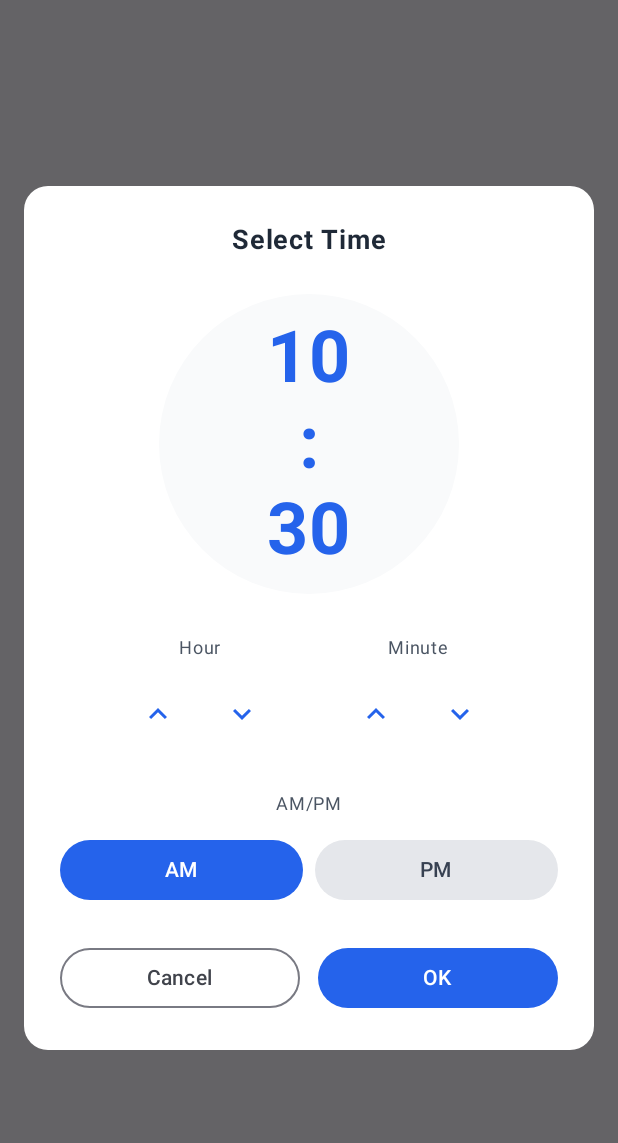
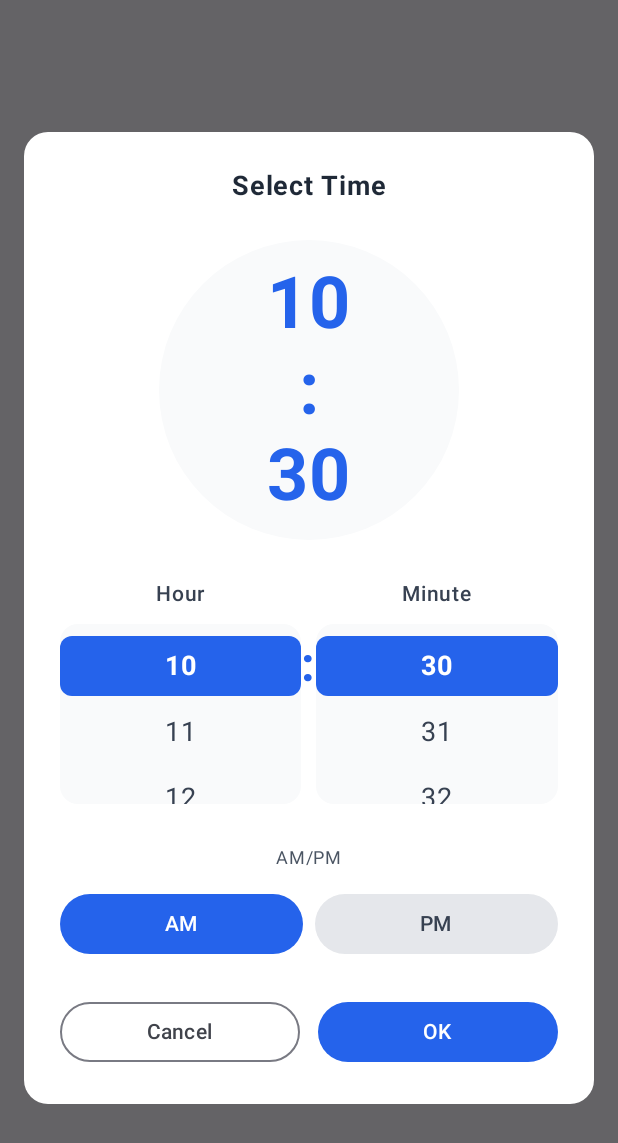
Before and after one commit to wahidsuman/Pill-, an Android app built with Jetpack Compose: the composable NativeTimePickerDialog shown on its own in the app's theme, on a phone screen of 412 x 824 dp. Shown: the top 1143 px of the screen. Run offline under Robolectric (Android 15) with nearby library versions, the phone set to English and light mode, and no system bars.

Commit message:
Implement scrollable hour and minute selectors in time picker
- Replace arrow button controls with scrollable selectors
- Add ScrollableTimeSelector component with LazyColumn
- Hour selector shows 1-12 with proper 12-hour format
- Minute selector shows 00-59 with zero padding
- Selected items highlighted with blue background and white text
- Smooth scrolling animation to selected item on load
- Improved user experience with native-like scrolling interface
- Maintain round clock display with scrollable controls below

```diff
--- a/app/src/main/java/com/pilltracker/app/ui/components/AddPillModal.kt
+++ b/app/src/main/java/com/pilltracker/app/ui/components/AddPillModal.kt
@@ -4,6 +4,9 @@ import androidx.compose.foundation.BorderStroke
 import androidx.compose.foundation.background
 import androidx.compose.foundation.clickable
 import androidx.compose.foundation.layout.*
+import androidx.compose.foundation.lazy.LazyColumn
+import androidx.compose.foundation.lazy.items
+import androidx.compose.foundation.lazy.rememberLazyListState
 import androidx.compose.foundation.rememberScrollState
 import androidx.compose.foundation.shape.CircleShape
 import androidx.compose.foundation.shape.RoundedCornerShape
@@ -404,93 +407,65 @@ fun NativeTimePickerDialog(
 
                 Spacer(modifier = Modifier.height(24.dp))
 
-                // Hour and Minute Controls
+                // Scrollable Hour and Minute Selectors
                 Row(
                     modifier = Modifier.fillMaxWidth(),
                     horizontalArrangement = Arrangement.SpaceEvenly
                 ) {
-                    // Hour Controls
-                    Column(horizontalAlignment = Alignment.CenterHorizontally) {
+                    // Hour Selector
+                    Column(
+                        horizontalAlignment = Alignment.CenterHorizontally,
+                        modifier = Modifier.weight(1f)
+                    ) {
                         Text(
                             text = "Hour",
-                            fontSize = 12.sp,
-                            color = Gray600,
+                            fontSize = 14.sp,
+                            fontWeight = FontWeight.Medium,
+                            color = Gray700,
                             modifier = Modifier.padding(bottom = 8.dp)
                         )
-                        Row(
-                            verticalAlignment = Alignment.CenterVertically,
-                            horizontalArrangement = Arrangement.spacedBy(8.dp)
-                        ) {
-                            IconButton(
-                                onClick = {
-                                    val displayHour = if (selectedHour == 0) 12 else if (selectedHour > 12) selectedHour - 12 else selectedHour
-                                    if (displayHour > 1) {
-                                        val newHour = if (displayHour == 12) 1 else displayHour - 1
-                                        selectedHour = if (isAM) newHour else newHour + 12
-                                    }
-                                }
-                            ) {
-                                Icon(
-                                    imageVector = Icons.Default.KeyboardArrowUp,
-                                    contentDescription = "Increase hour",
-                                    tint = Blue600
-                                )
-                            }
-
-                            IconButton(
-                                onClick = {
-                                    val displayHour = if (selectedHour == 0) 12 else if (selectedHour > 12) selectedHour - 12 else selectedHour
-                                    if (displayHour < 12) {
-                                        val newHour = if (displayHour == 11) 12 else displayHour + 1
-                                        selectedHour = if (isAM) newHour else newHour + 12
-                                    }
-                                }
-                            ) {
-                                Icon(
-                                    imageVector = Icons.Default.KeyboardArrowDown,
-                                    contentDescription = "Decrease hour",
-                                    tint = Blue600
-                                )
-                            }
-                        }
+                        ScrollableTimeSelector(
+                            items = (1..12).map { it.toString().padStart(2, '0') },
+                            selectedItem = run {
+                                val displayHour = if (selectedHour == 0) 12 else if (selectedHour > 12) selectedHour - 12 else selectedHour
+                                displayHour.toString().padStart(2, '0')
+                            },
+                            onItemSelected = { hourStr ->
+                                val hour = hourStr.toInt()
+                                selectedHour = if (isAM) hour else hour + 12
+                            },
+                            modifier = Modifier.height(120.dp)
+                        )
                     }
 
-                    // Minute Controls
-                    Column(horizontalAlignment = Alignment.CenterHorizontally) {
+                    Text(
+                        text = ":",
+                        fontSize = 32.sp,
+                        fontWeight = FontWeight.Bold,
+                        color = Blue600,
+                        modifier = Modifier.padding(vertical = 40.dp)
+                    )
+
+                    // Minute Selector
+                    Column(
+                        horizontalAlignment = Alignment.CenterHorizontally,
+                        modifier = Modifier.weight(1f)
+                    ) {
                         Text(
                             text = "Minute",
-                            fontSize = 12.sp,
-                            color = Gray600,
+                            fontSize = 14.sp,
+                            fontWeight = FontWeight.Medium,
+                            color = Gray700,
                             modifier = Modifier.padding(bottom = 8.dp)
                         )
-                        Row(
-                            verticalAlignment = Alignment.CenterVertically,
-                            horizontalArrangement = Arrangement.spacedBy(8.dp)
-                        ) {
-                            IconButton(
-                                onClick = {
-                                    selectedMinute = (selectedMinute - 1 + 60) % 60
-                                }
-                            ) {
-                                Icon(
-                                    imageVector = Icons.Default.KeyboardArrowUp,
-                                    contentDescription = "Increase minute",
-                                    tint = Blue600
-                                )
-                            }
-
-                            IconButton(
-                                onClick = {
-                                    selectedMinute = (selectedMinute + 1) % 60
-                                }
-                            ) {
-                                Icon(
-                                    imageVector = Icons.Default.KeyboardArrowDown,
-                                    contentDescription = "Decrease minute",
-                                    tint = Blue600
-                                )
-                            }
-                        }
+                        ScrollableTimeSelector(
+                            items = (0..59).map { it.toString().padStart(2, '0') },
+                            selectedItem = selectedMinute.toString().padStart(2, '0'),
+                            onItemSelected = { minuteStr ->
+                                selectedMinute = minuteStr.toInt()
+                            },
+                            modifier = Modifier.height(120.dp)
+                        )
                     }
                 }
 
@@ -742,3 +717,61 @@ fun ColorOption(
         }
     }
 }
+
+@Composable
+fun ScrollableTimeSelector(
+    items: List<String>,
+    selectedItem: String,
+    onItemSelected: (String) -> Unit,
+    modifier: Modifier = Modifier
+) {
+    val listState = rememberLazyListState()
+    val selectedIndex = items.indexOf(selectedItem)
+
+    // Scroll to selected item when component is first composed
+    LaunchedEffect(selectedIndex) {
+        if (selectedIndex >= 0) {
+            listState.animateScrollToItem(selectedIndex)
+        }
+    }
+
+    Box(
+        modifier = modifier
+            .fillMaxWidth()
+            .background(
+                color = Gray50,
+                shape = RoundedCornerShape(12.dp)
+            )
+    ) {
+        LazyColumn(
+            state = listState,
+            modifier = Modifier.fillMaxSize(),
+            contentPadding = PaddingValues(vertical = 8.dp),
+            verticalArrangement = Arrangement.spacedBy(4.dp)
+        ) {
+            items(items.size) { index ->
+                val item = items[index]
+                val isSelected = item == selectedItem
+
+                Box(
+                    modifier = Modifier
+                        .fillMaxWidth()
+                        .height(40.dp)
+                        .background(
+                            color = if (isSelected) Blue600 else Color.Transparent,
+                            shape = RoundedCornerShape(8.dp)
+                        )
+                        .clickable { onItemSelected(item) },
+                    contentAlignment = Alignment.Center
+                ) {
+                    Text(
+                        text = item,
+                        fontSize = 18.sp,
+                        fontWeight = if (isSelected) FontWeight.Bold else FontWeight.Normal,
+                        color = if (isSelected) Color.White else Gray700
+                    )
+                }
+            }
+        }
+    }
+}
```
